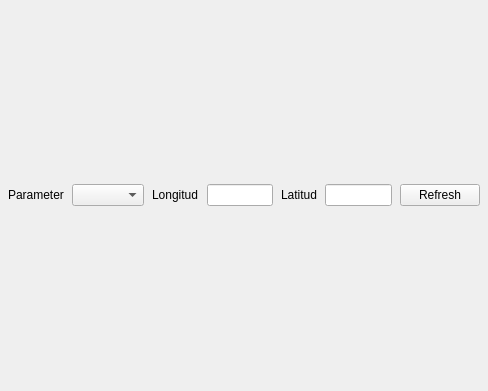
Qt form ui/qt/cases/weather_app/weather_app.ui (jonaslindemann/compute-course-public) before a commit.
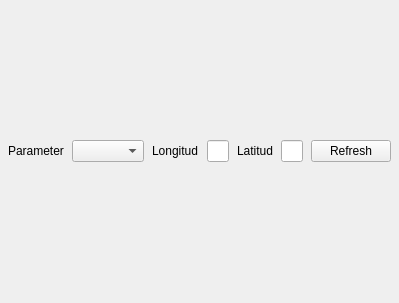
The same form after that commit.

```diff
--- a/ui/qt/cases/weather_app/weather_app.ui
+++ b/ui/qt/cases/weather_app/weather_app.ui
@@ -6,8 +6,8 @@
    <rect>
     <x>0</x>
     <y>0</y>
-    <width>488</width>
-    <height>391</height>
+    <width>368</width>
+    <height>303</height>
    </rect>
   </property>
   <property name="windowTitle">
```
